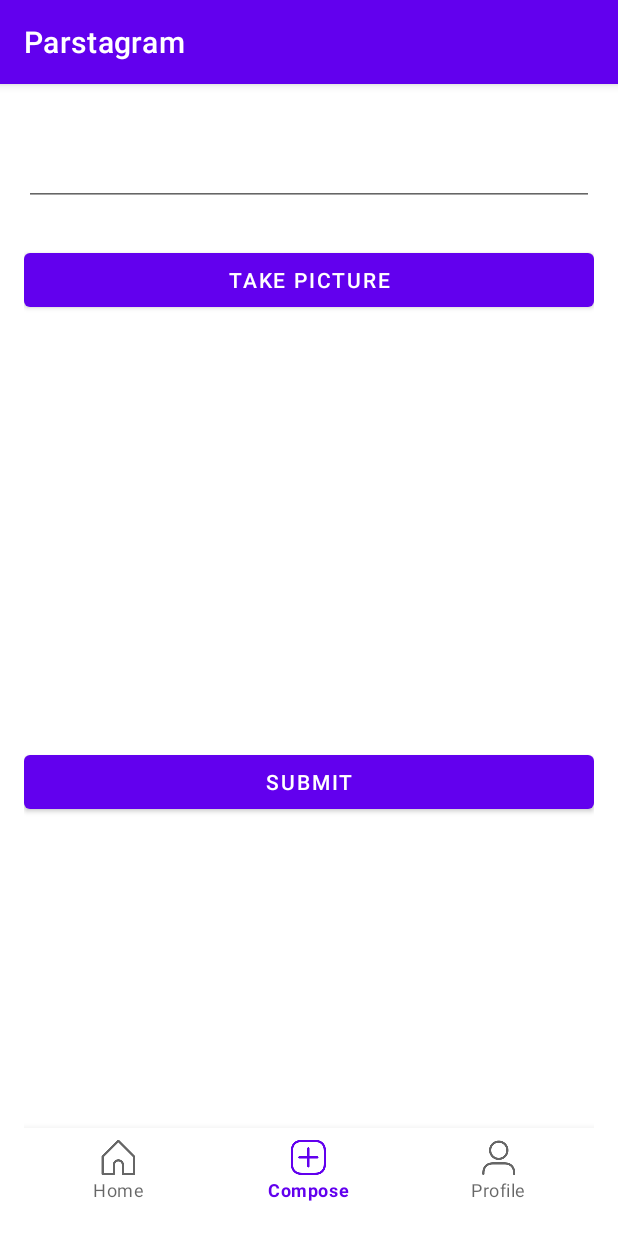
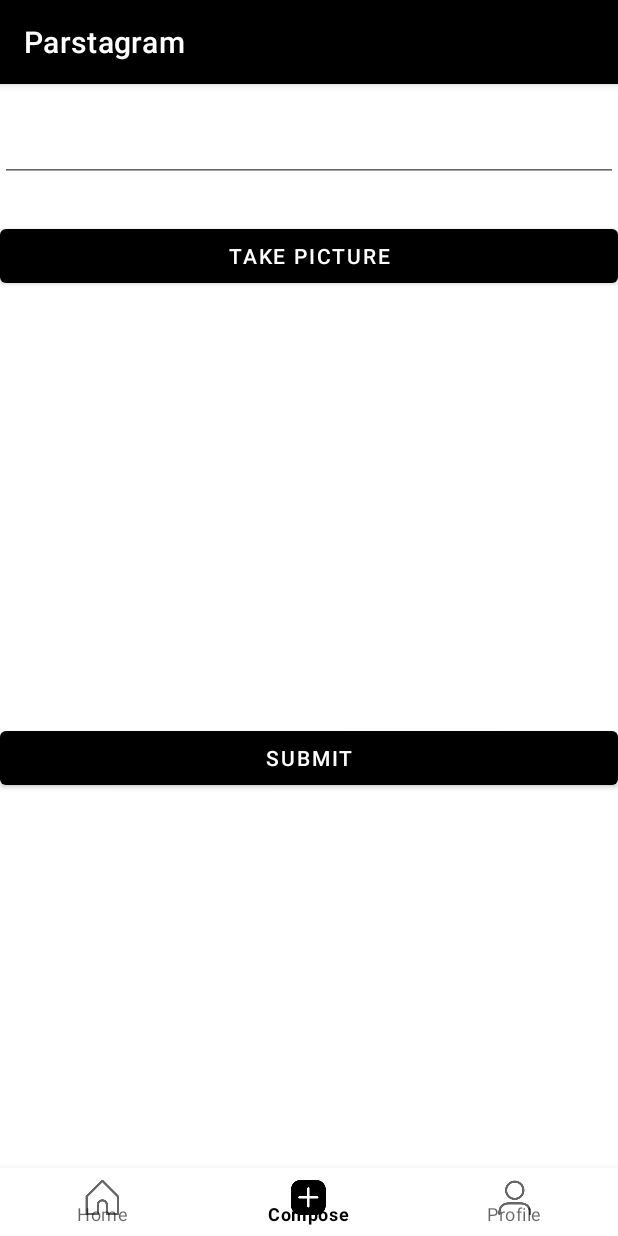
Before and after one commit to karant-dev/Parstagram, an Android app: the MainActivity screen opened directly, with no data from a screen before it, item 2 of the bottom bar chosen, on a phone screen of 412 x 824 dp. Run offline under Robolectric (Android 15) with nearby library versions, the phone set to English and light mode, and no system bars; libraries missing offline, so code that uses them is left out: com.parse; pictures from the network do not load; 5 statements that could not run were skipped.

```diff
--- a/app/build.gradle
+++ b/app/build.gradle
@@ -38,6 +38,7 @@ dependencies {
     implementation "com.google.android.material:material:${designSupportVersion}"
     implementation "androidx.recyclerview:recyclerview:${recyclerViewVersion}"
     implementation 'androidx.legacy:legacy-support-v4:1.0.0'
+    implementation 'androidx.swiperefreshlayout:swiperefreshlayout:1.0.0'
     implementation 'com.github.bumptech.glide:glide:4.11.0'
     // Glide v4 uses this new annotation processor -- see https://bumptech.github.io/glide/doc/generatedapi.html
     annotationProcessor 'com.github.bumptech.glide:compiler:4.11.0'
--- a/app/src/main/java/com/unit1/parstagram/MainActivity.java
+++ b/app/src/main/java/com/unit1/parstagram/MainActivity.java
@@ -33,22 +33,34 @@ public class MainActivity extends AppCompatActivity {
                 switch (item.getItemId()) {
                     case R.id.action_home:
                         fragment = new PostsFragment();
-//                        item.setIcon(R.drawable.instagram_home_filled_24);
-                        //menu.getItem(R.id.action_home).setIcon(R.drawable.instagram_new_post_outline_24);
-                        //menu.getItem(R.id.action_profile).setIcon(R.drawable.instagram_user_outline_24);
+                        item.setIcon(R.drawable.instagram_home_filled_24);
+                        if (menu.findItem(R.id.action_compose) != null) {
+                            menu.findItem(R.id.action_compose).setIcon(R.drawable.instagram_new_post_outline_24);
+                        }
+                        if (menu.findItem(R.id.action_profile) != null) {
+                            menu.findItem(R.id.action_profile).setIcon(R.drawable.instagram_user_outline_24);
+                        }
                         break;
                     case R.id.action_compose:
                         fragment = new ComposeFragment();
-//                        item.setIcon(R.drawable.instagram_new_post_filled_24);
-                        //menu.getItem(R.id.action_profile).setIcon(R.drawable.instagram_user_outline_24);
-//                        menu.getItem(R.id.action_home).setIcon(R.drawable.instagram_home_outline_24);
+                        item.setIcon(R.drawable.instagram_new_post_filled_24);
+                        if (menu.findItem(R.id.action_profile) != null) {
+                            menu.findItem(R.id.action_profile).setIcon(R.drawable.instagram_user_outline_24);
+                        }
+                        if (menu.findItem(R.id.action_home) != null) {
+                            menu.findItem(R.id.action_home).setIcon(R.drawable.instagram_home_outline_24);
+                        }
                         break;
                     case R.id.action_profile:
                     default:
                         fragment = new ProfileFragment();
-//                        item.setIcon(R.drawable.instagram_user_filled_24);
-//                        menu.getItem(R.id.action_home).setIcon(R.drawable.instagram_home_outline_24);
-//                        menu.getItem(R.id.action_compose).setIcon(R.drawable.instagram_new_post_outline_24);
+                        item.setIcon(R.drawable.instagram_user_filled_24);
+                        if (menu.findItem(R.id.action_home) != null) {
+                            menu.findItem(R.id.action_home).setIcon(R.drawable.instagram_home_outline_24);
+                        }
+                        if (menu.findItem(R.id.action_compose) != null) {
+                            menu.findItem(R.id.action_compose).setIcon(R.drawable.instagram_new_post_outline_24);
+                        }
                         break;
                 }
                 fragmentManager.beginTransaction().replace(R.id.flContainer, fragment).commit();
--- a/app/src/main/java/com/unit1/parstagram/fragments/PostsFragment.java
+++ b/app/src/main/java/com/unit1/parstagram/fragments/PostsFragment.java
@@ -11,6 +11,7 @@ import androidx.annotation.Nullable;
 import androidx.fragment.app.Fragment;
 import androidx.recyclerview.widget.LinearLayoutManager;
 import androidx.recyclerview.widget.RecyclerView;
+import androidx.swiperefreshlayout.widget.SwipeRefreshLayout;
 
 import com.parse.FindCallback;
 import com.parse.ParseException;
@@ -27,6 +28,7 @@ public class PostsFragment extends Fragment {
     private RecyclerView rvPosts;
     protected PostsAdapter adapter;
     protected List<Post> allPosts;
+    private SwipeRefreshLayout swipeContainer;
 
     public PostsFragment() {
         // Required empty public constructor
@@ -43,6 +45,15 @@ public class PostsFragment extends Fragment {
     public void onViewCreated(@NonNull View view, @Nullable Bundle savedInstanceState) {
         super.onViewCreated(view, savedInstanceState);
         rvPosts = view.findViewById(R.id.rvPosts);
+        swipeContainer = (SwipeRefreshLayout) view.findViewById(R.id.swipeContainer);
+        swipeContainer.setOnRefreshListener(new SwipeRefreshLayout.OnRefreshListener() {
+            @Override
+            public void onRefresh() {
+                adapter.clear();
+                queryPosts();
+                swipeContainer.setRefreshing(false);
+            }
+        });
 
         allPosts = new ArrayList<>();
         adapter = new PostsAdapter(getContext(), allPosts);
@@ -68,8 +79,9 @@ public class PostsFragment extends Fragment {
                 for (Post post : posts) {
                     Log.i(TAG, "Post: " + post.getDescription() + "; Username: " + post.getUser().getUsername());
                 }
-                allPosts.addAll(posts);
-                adapter.notifyDataSetChanged();
+                adapter.addAll(posts);
+//                allPosts.addAll(posts);
+//                adapter.notifyDataSetChanged();
             }
         });
     }
--- a/app/src/main/res/layout/activity_main.xml
+++ b/app/src/main/res/layout/activity_main.xml
@@ -4,20 +4,18 @@
     xmlns:tools="http://schemas.android.com/tools"
     android:layout_width="match_parent"
     android:layout_height="match_parent"
-    android:layout_margin="16dp"
     tools:context=".MainActivity">
 
     <FrameLayout
         android:id="@+id/flContainer"
         android:layout_width="match_parent"
         android:layout_height="match_parent"
-        android:layout_above="@+id/bottomNavigation"
-        />
+        android:layout_above="@+id/bottomNavigation" />
 
     <com.google.android.material.bottomnavigation.BottomNavigationView
         android:id="@+id/bottomNavigation"
         android:layout_width="match_parent"
-        android:layout_height="wrap_content"
+        android:layout_height="45dp"
         android:layout_alignParentBottom="true"
         app:menu="@menu/menu_bottom_navigation" />
 </RelativeLayout>
--- a/app/src/main/res/values/themes.xml
+++ b/app/src/main/res/values/themes.xml
@@ -2,8 +2,8 @@
     <!-- Base application theme. -->
     <style name="Theme.Parstagram" parent="Theme.MaterialComponents.DayNight.DarkActionBar">
         <!-- Primary brand color. -->
-        <item name="colorPrimary">@color/purple_500</item>
-        <item name="colorPrimaryVariant">@color/purple_700</item>
+        <item name="colorPrimary">@color/black</item>
+        <item name="colorPrimaryVariant">@color/black</item>
         <item name="colorOnPrimary">@color/white</item>
         <!-- Secondary brand color. -->
         <item name="colorSecondary">@color/teal_200</item>
```
Also changed, not shown: app/src/main/java/com/unit1/parstagram/PostsAdapter.java (+10 -0 lines), app/src/main/res/layout/fragment_posts.xml (+11 -4 lines), 1 other file.
